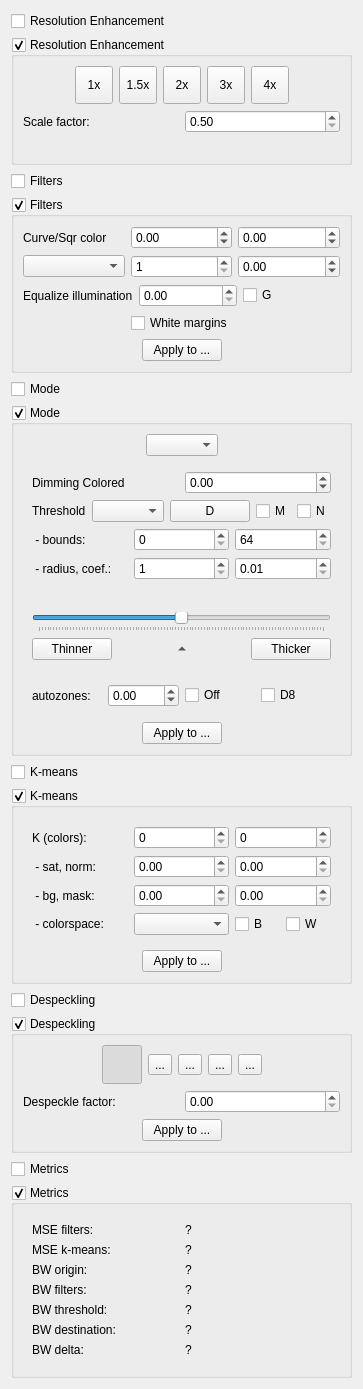
Above: src/stages/output/ui/OutputOptionsWidget.ui from ImageProcessing-ElectronicPublications/scantailor-experimental before the change. Below: the same form after it.
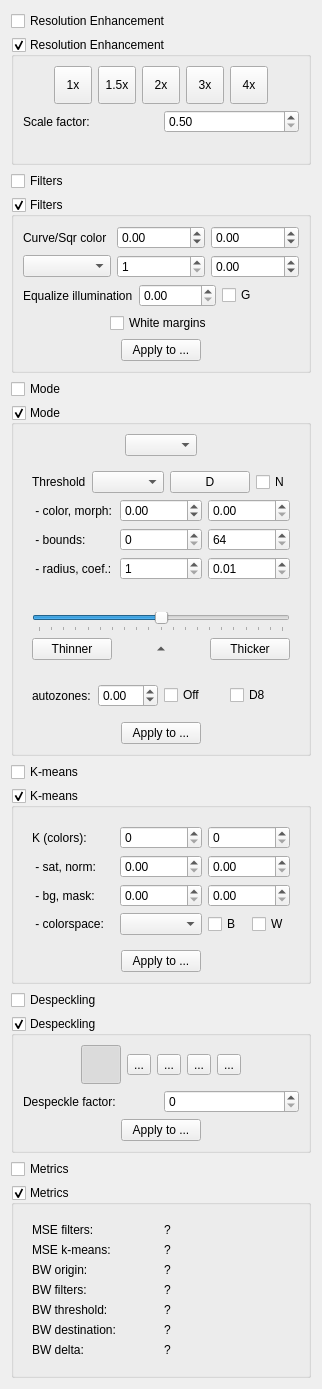
That is the form after the change. Icons and pictures are not drawn.

Patch:
```diff
--- a/src/stages/output/ui/OutputOptionsWidget.ui
+++ b/src/stages/output/ui/OutputOptionsWidget.ui
@@ -507,33 +507,6 @@
       <item>
        <widget class="QWidget" name="bwOptions" native="true">
         <layout class="QVBoxLayout" name="verticalLayout">
-         <item>
-          <layout class="QGridLayout" name="dimmingColoredOptions">
-           <item row="0" column="0">
-            <widget class="QLabel" name="dimmingColoredCoefLabel">
-             <property name="text">
-              <string>Dimming Colored</string>
-             </property>
-            </widget>
-           </item>
-           <item row="0" column="1">
-            <widget class="QDoubleSpinBox" name="dimmingColoredCoef">
-             <property name="toolTip">
-              <string>Value is -1.0 .. 2.0.</string>
-             </property>
-             <property name="minimum">
-              <double>-1.0</double>
-             </property>
-             <property name="maximum">
-              <double>2.0</double>
-             </property>
-             <property name="singleStep">
-              <double>0.05</double>
-             </property>
-            </widget>
-           </item>
-          </layout>
-         </item>
          <item>
           <layout class="QGridLayout" name="thresholdMethodSelectorOptions">
            <item row="0" column="0">
@@ -561,16 +534,6 @@
             </widget>
            </item>
            <item row="0" column="3">
-            <widget class="QCheckBox" name="morphologyCB">
-             <property name="text">
-              <string>M</string>
-             </property>
-             <property name="toolTip">
-              <string>Morphology ON/OFF.</string>
-             </property>
-            </widget>
-           </item>
-           <item row="0" column="4">
             <widget class="QCheckBox" name="negateCB">
              <property name="text">
               <string>N</string>
@@ -585,13 +548,55 @@
          <item>
           <layout class="QGridLayout" name="thresholdAdaptiveOptions">
            <item row="0" column="0">
+            <widget class="QLabel" name="thresholdTunningLabel">
+             <property name="text">
+              <string> - color, morph:</string>
+             </property>
+             <property name="toolTip">
+              <string>Dimming colored, Morphology/Smooth.</string>
+             </property>
+            </widget>
+           </item>
+           <item row="0" column="1">
+            <widget class="QDoubleSpinBox" name="dimmingColoredCoef">
+             <property name="toolTip">
+              <string>Value is -1.0 .. 2.0.</string>
+             </property>
+             <property name="minimum">
+              <double>-1.0</double>
+             </property>
+             <property name="maximum">
+              <double>2.0</double>
+             </property>
+             <property name="singleStep">
+              <double>0.05</double>
+             </property>
+            </widget>
+           </item>
+           <item row="0" column="2">
+            <widget class="QDoubleSpinBox" name="morphologyCoef">
+             <property name="toolTip">
+              <string>Value is 0.0 .. 1.0.</string>
+             </property>
+             <property name="minimum">
+              <double>0.0</double>
+             </property>
+             <property name="maximum">
+              <double>1.0</double>
+             </property>
+             <property name="singleStep">
+              <double>0.05</double>
+             </property>
+            </widget>
+           </item>
+           <item row="1" column="0">
             <widget class="QLabel" name="thresholdBoundLabel">
              <property name="text">
               <string> - bounds:</string>
              </property>
             </widget>
            </item>
-           <item row="0" column="1">
+           <item row="1" column="1">
             <widget class="QSpinBox" name="thresholdBoundLower">
              <property name="toolTip">
               <string>Lower bound.</string>
@@ -604,7 +609,7 @@
              </property>
             </widget>
            </item>
-           <item row="0" column="2">
+           <item row="1" column="2">
             <widget class="QSpinBox" name="thresholdBoundUpper">
              <property name="toolTip">
               <string>Upper bound.</string>
@@ -617,14 +622,14 @@
              </property>
             </widget>
            </item>
-           <item row="1" column="0">
+           <item row="2" column="0">
             <widget class="QLabel" name="thresholdRCLabel">
              <property name="text">
               <string> - radius, coef.:</string>
              </property>
             </widget>
            </item>
-           <item row="1" column="1">
+           <item row="2" column="1">
             <widget class="QSpinBox" name="thresholdRadius">
              <property name="toolTip">
               <string>The dimensions of a pixel neighborhood to consider.</string>
@@ -637,7 +642,7 @@
              </property>
             </widget>
            </item>
-           <item row="1" column="2">
+           <item row="2" column="2">
             <widget class="QDoubleSpinBox" name="thresholdCoef">
              <property name="toolTip">
               <string>Default value is 0.34.</string>
@@ -1323,18 +1328,15 @@
          </widget>
         </item>
         <item row="0" column="1">
-         <widget class="QDoubleSpinBox" name="despeckleFactor">
+         <widget class="QSpinBox" name="despeckleFactor">
           <property name="toolTip">
            <string>Value is 0.0 .. 9.99.</string>
           </property>
           <property name="minimum">
-           <double>0.0</double>
+           <number>0</number>
           </property>
           <property name="maximum">
-           <double>9.99</double>
-          </property>
-          <property name="singleStep">
-           <double>0.05</double>
+           <number>300</number>
           </property>
          </widget>
         </item>
```
Left out of the diff: 2 changed lines with no effect on the pictures.
